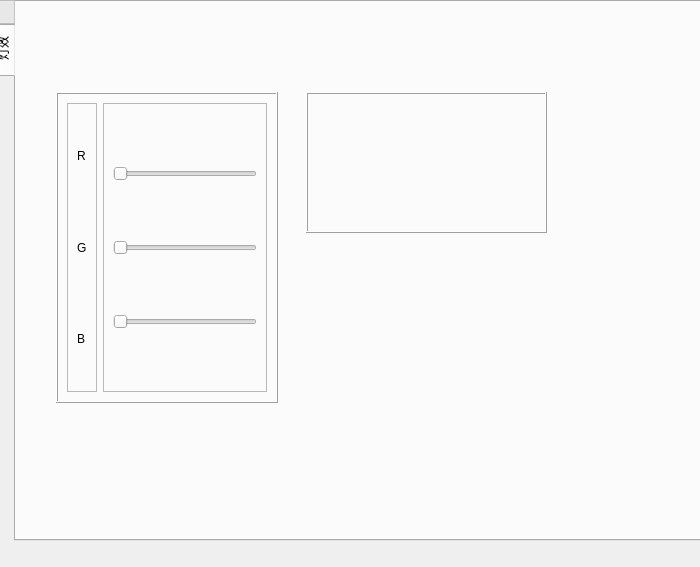
Above: HelloFinger/mainwindow.ui from Magiclxw/HelloFinger before the change. Below: the same form after it.
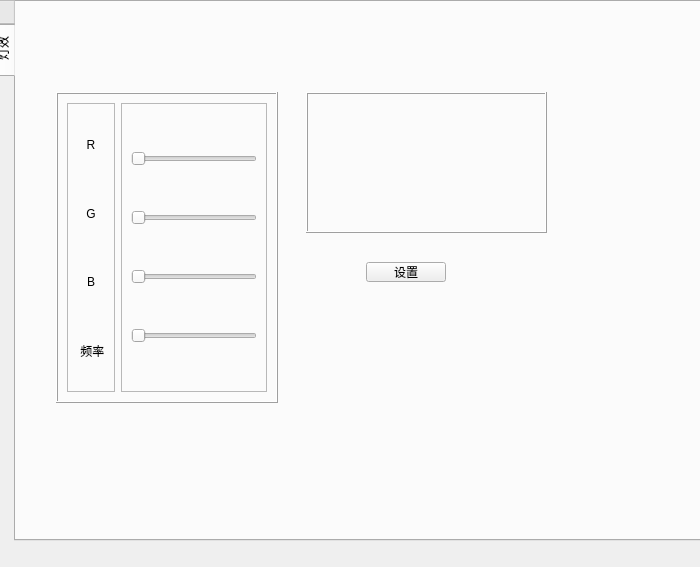
That is the form after the change. The open tabs and pages were chosen to show the change. Icons and pictures are not drawn.

```diff
--- a/HelloFinger/mainwindow.ui
+++ b/HelloFinger/mainwindow.ui
@@ -734,6 +734,9 @@
             <property name="text">
              <string>R</string>
             </property>
+            <property name="alignment">
+             <set>Qt::AlignCenter</set>
+            </property>
            </widget>
           </item>
           <item>
@@ -741,6 +744,9 @@
             <property name="text">
              <string>G</string>
             </property>
+            <property name="alignment">
+             <set>Qt::AlignCenter</set>
+            </property>
            </widget>
           </item>
           <item>
@@ -748,6 +754,16 @@
             <property name="text">
              <string>B</string>
             </property>
+            <property name="alignment">
+             <set>Qt::AlignCenter</set>
+            </property>
+           </widget>
+          </item>
+          <item>
+           <widget class="QLabel" name="label_9">
+            <property name="text">
+             <string> 频率</string>
+            </property>
            </widget>
           </item>
          </layout>
@@ -792,11 +808,37 @@
             </property>
            </widget>
           </item>
+          <item>
+           <widget class="QSlider" name="interval_Slider">
+            <property name="minimum">
+             <number>10</number>
+            </property>
+            <property name="maximum">
+             <number>255</number>
+            </property>
+            <property name="orientation">
+             <enum>Qt::Horizontal</enum>
+            </property>
+           </widget>
+          </item>
          </layout>
         </widget>
        </item>
       </layout>
      </widget>
+     <widget class="QPushButton" name="pushButton_RGB_SET">
+      <property name="geometry">
+       <rect>
+        <x>350</x>
+        <y>260</y>
+        <width>80</width>
+        <height>20</height>
+       </rect>
+      </property>
+      <property name="text">
+       <string>设置</string>
+      </property>
+     </widget>
     </widget>
    </widget>
   </widget>
```
Left out of the diff: 4 changed lines with no effect on the pictures.
